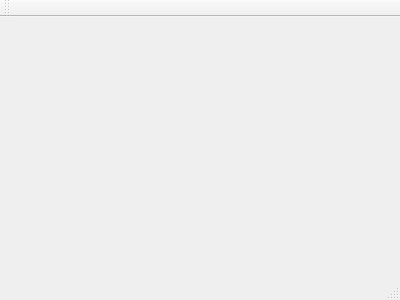
Old version of the form src/RandomSentencesGUI/mainwindow.ui in the repository WordCloudZZ/WordCloudZZ.
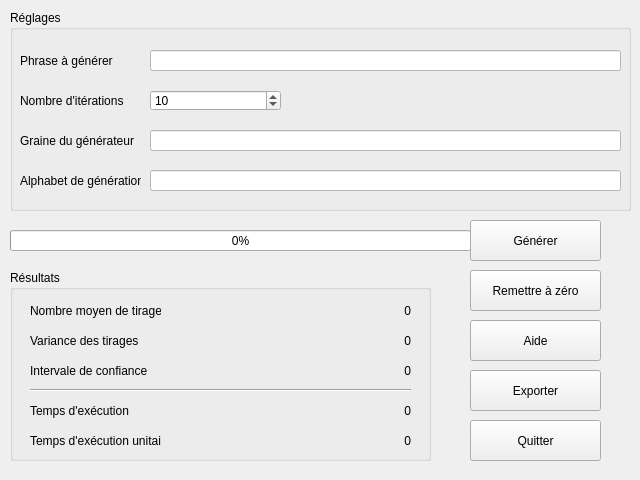
New version of the form.

The edit to the form file:
```diff
--- a/src/RandomSentencesGUI/mainwindow.ui
+++ b/src/RandomSentencesGUI/mainwindow.ui
@@ -1,24 +1,441 @@
 <ui version="4.0">
  <class>MainWindow</class>
- <widget class="QMainWindow" name="MainWindow" >
-  <property name="geometry" >
+ <widget class="QMainWindow" name="MainWindow">
+  <property name="geometry">
    <rect>
     <x>0</x>
     <y>0</y>
-    <width>400</width>
-    <height>300</height>
+    <width>640</width>
+    <height>480</height>
    </rect>
   </property>
-  <property name="windowTitle" >
+  <property name="minimumSize">
+   <size>
+    <width>640</width>
+    <height>480</height>
+   </size>
+  </property>
+  <property name="maximumSize">
+   <size>
+    <width>640</width>
+    <height>480</height>
+   </size>
+  </property>
+  <property name="windowTitle">
    <string>MainWindow</string>
   </property>
-  <widget class="QMenuBar" name="menuBar" />
-  <widget class="QToolBar" name="mainToolBar" />
-  <widget class="QWidget" name="centralWidget" />
-  <widget class="QStatusBar" name="statusBar" />
+  <property name="styleSheet">
+   <string notr="true"/>
+  </property>
+  <property name="animated">
+   <bool>true</bool>
+  </property>
+  <property name="unifiedTitleAndToolBarOnMac">
+   <bool>true</bool>
+  </property>
+  <widget class="QWidget" name="centralWidget">
+   <widget class="QGroupBox" name="groupBox">
+    <property name="geometry">
+     <rect>
+      <x>10</x>
+      <y>10</y>
+      <width>621</width>
+      <height>201</height>
+     </rect>
+    </property>
+    <property name="title">
+     <string>Réglages</string>
+    </property>
+    <widget class="QLineEdit" name="lineEdit">
+     <property name="geometry">
+      <rect>
+       <x>140</x>
+       <y>40</y>
+       <width>471</width>
+       <height>21</height>
+      </rect>
+     </property>
+     <property name="styleSheet">
+      <string notr="true">background: white;
+color: black;</string>
+     </property>
+    </widget>
+    <widget class="QSpinBox" name="spinBox">
+     <property name="geometry">
+      <rect>
+       <x>140</x>
+       <y>80</y>
+       <width>131</width>
+       <height>21</height>
+      </rect>
+     </property>
+     <property name="prefix">
+      <string/>
+     </property>
+     <property name="maximum">
+      <number>9999999</number>
+     </property>
+     <property name="value">
+      <number>10</number>
+     </property>
+     <property name="displayIntegerBase">
+      <number>10</number>
+     </property>
+    </widget>
+    <widget class="QLabel" name="label">
+     <property name="geometry">
+      <rect>
+       <x>10</x>
+       <y>40</y>
+       <width>121</width>
+       <height>21</height>
+      </rect>
+     </property>
+     <property name="text">
+      <string>Phrase à générer</string>
+     </property>
+    </widget>
+    <widget class="QLabel" name="label_2">
+     <property name="geometry">
+      <rect>
+       <x>10</x>
+       <y>80</y>
+       <width>121</width>
+       <height>21</height>
+      </rect>
+     </property>
+     <property name="text">
+      <string>Nombre d'itérations</string>
+     </property>
+    </widget>
+    <widget class="QLabel" name="label_3">
+     <property name="geometry">
+      <rect>
+       <x>10</x>
+       <y>120</y>
+       <width>121</width>
+       <height>21</height>
+      </rect>
+     </property>
+     <property name="text">
+      <string>Graine du générateur</string>
+     </property>
+    </widget>
+    <widget class="QLineEdit" name="lineEdit_2">
+     <property name="geometry">
+      <rect>
+       <x>140</x>
+       <y>120</y>
+       <width>471</width>
+       <height>21</height>
+      </rect>
+     </property>
+     <property name="styleSheet">
+      <string notr="true">background: white;
+color: black;</string>
+     </property>
+    </widget>
+    <widget class="QLineEdit" name="lineEdit_3">
+     <property name="geometry">
+      <rect>
+       <x>140</x>
+       <y>160</y>
+       <width>471</width>
+       <height>21</height>
+      </rect>
+     </property>
+     <property name="styleSheet">
+      <string notr="true">background: white;
+color: black;</string>
+     </property>
+    </widget>
+    <widget class="QLabel" name="label_4">
+     <property name="geometry">
+      <rect>
+       <x>10</x>
+       <y>160</y>
+       <width>121</width>
+       <height>21</height>
+      </rect>
+     </property>
+     <property name="text">
+      <string>Alphabet de génération</string>
+     </property>
+    </widget>
+   </widget>
+   <widget class="QGroupBox" name="groupBox_2">
+    <property name="geometry">
+     <rect>
+      <x>10</x>
+      <y>270</y>
+      <width>421</width>
+      <height>191</height>
+     </rect>
+    </property>
+    <property name="title">
+     <string>Résultats</string>
+    </property>
+    <widget class="QLabel" name="label_5">
+     <property name="geometry">
+      <rect>
+       <x>20</x>
+       <y>30</y>
+       <width>131</width>
+       <height>21</height>
+      </rect>
+     </property>
+     <property name="text">
+      <string>Nombre moyen de tirages</string>
+     </property>
+    </widget>
+    <widget class="QLabel" name="label_6">
+     <property name="geometry">
+      <rect>
+       <x>240</x>
+       <y>160</y>
+       <width>161</width>
+       <height>21</height>
+      </rect>
+     </property>
+     <property name="text">
+      <string>0</string>
+     </property>
+     <property name="alignment">
+      <set>Qt::AlignRight|Qt::AlignTrailing|Qt::AlignVCenter</set>
+     </property>
+    </widget>
+    <widget class="QLabel" name="label_7">
+     <property name="geometry">
+      <rect>
+       <x>20</x>
+       <y>60</y>
+       <width>131</width>
+       <height>21</height>
+      </rect>
+     </property>
+     <property name="text">
+      <string>Variance des tirages</string>
+     </property>
+    </widget>
+    <widget class="QLabel" name="label_8">
+     <property name="geometry">
+      <rect>
+       <x>20</x>
+       <y>90</y>
+       <width>131</width>
+       <height>21</height>
+      </rect>
+     </property>
+     <property name="text">
+      <string>Intervale de confiance</string>
+     </property>
+    </widget>
+    <widget class="QLabel" name="label_9">
+     <property name="geometry">
+      <rect>
+       <x>20</x>
+       <y>160</y>
+       <width>131</width>
+       <height>21</height>
+      </rect>
+     </property>
+     <property name="text">
+      <string>Temps d'exécution unitaire</string>
+     </property>
+    </widget>
+    <widget class="QLabel" name="label_10">
+     <property name="geometry">
+      <rect>
+       <x>20</x>
+       <y>130</y>
+       <width>131</width>
+       <height>21</height>
+      </rect>
+     </property>
+     <property name="text">
+      <string>Temps d'exécution</string>
+     </property>
+    </widget>
+    <widget class="Line" name="line">
+     <property name="geometry">
+      <rect>
+       <x>20</x>
+       <y>110</y>
+       <width>381</width>
+       <height>21</height>
+      </rect>
+     </property>
+     <property name="orientation">
+      <enum>Qt::Horizontal</enum>
+     </property>
+    </widget>
+    <widget class="QLabel" name="label_11">
+     <property name="geometry">
+      <rect>
+       <x>240</x>
+       <y>130</y>
+       <width>161</width>
+       <height>21</height>
+      </rect>
+     </property>
+     <property name="text">
+      <string>0</string>
+     </property>
+     <property name="alignment">
+      <set>Qt::AlignRight|Qt::AlignTrailing|Qt::AlignVCenter</set>
+     </property>
+    </widget>
+    <widget class="QLabel" name="label_12">
+     <property name="geometry">
+      <rect>
+       <x>240</x>
+       <y>90</y>
+       <width>161</width>
+       <height>21</height>
+      </rect>
+     </property>
+     <property name="text">
+      <string>0</string>
+     </property>
+     <property name="alignment">
+      <set>Qt::AlignRight|Qt::AlignTrailing|Qt::AlignVCenter</set>
+     </property>
+    </widget>
+    <widget class="QLabel" name="label_13">
+     <property name="geometry">
+      <rect>
+       <x>240</x>
+       <y>60</y>
+       <width>161</width>
+       <height>21</height>
+      </rect>
+     </property>
+     <property name="text">
+      <string>0</string>
+     </property>
+     <property name="alignment">
+      <set>Qt::AlignRight|Qt::AlignTrailing|Qt::AlignVCenter</set>
+     </property>
+    </widget>
+    <widget class="QLabel" name="label_14">
+     <property name="geometry">
+      <rect>
+       <x>240</x>
+       <y>30</y>
+       <width>161</width>
+       <height>21</height>
+      </rect>
+     </property>
+     <property name="text">
+      <string>0</string>
+     </property>
+     <property name="alignment">
+      <set>Qt::AlignRight|Qt::AlignTrailing|Qt::AlignVCenter</set>
+     </property>
+    </widget>
+   </widget>
+   <widget class="QProgressBar" name="progressBar">
+    <property name="geometry">
+     <rect>
+      <x>10</x>
+      <y>230</y>
+      <width>461</width>
+      <height>21</height>
+     </rect>
+    </property>
+    <property name="value">
+     <number>0</number>
+    </property>
+    <property name="textVisible">
+     <bool>true</bool>
+    </property>
+    <property name="invertedAppearance">
+     <bool>false</bool>
+    </property>
+   </widget>
+   <widget class="QPushButton" name="pushButton">
+    <property name="geometry">
+     <rect>
+      <x>470</x>
+      <y>220</y>
+      <width>131</width>
+      <height>41</height>
+     </rect>
+    </property>
+    <property name="styleSheet">
+     <string notr="true"/>
+    </property>
+    <property name="text">
+     <string>Générer</string>
+    </property>
+   </widget>
+   <widget class="QPushButton" name="pushButton_3">
+    <property name="geometry">
+     <rect>
+      <x>470</x>
+      <y>270</y>
+      <width>131</width>
+      <height>41</height>
+     </rect>
+    </property>
+    <property name="styleSheet">
+     <string notr="true"/>
+    </property>
+    <property name="text">
+     <string>Remettre à zéro</string>
+    </property>
+   </widget>
+   <widget class="QPushButton" name="pushButton_4">
+    <property name="geometry">
+     <rect>
+      <x>470</x>
+      <y>420</y>
+      <width>131</width>
+      <height>41</height>
+     </rect>
+    </property>
+    <property name="styleSheet">
+     <string notr="true"/>
+    </property>
+    <property name="text">
+     <string>Quitter</string>
+    </property>
+   </widget>
+   <widget class="QPushButton" name="pushButton_5">
+    <property name="geometry">
+     <rect>
+      <x>470</x>
+      <y>370</y>
+      <width>131</width>
+      <height>41</height>
+     </rect>
+    </property>
+    <property name="styleSheet">
+     <string notr="true"/>
+    </property>
+    <property name="text">
+     <string>Exporter</string>
+    </property>
+   </widget>
+   <widget class="QPushButton" name="pushButton_6">
+    <property name="geometry">
+     <rect>
+      <x>470</x>
+      <y>320</y>
+      <width>131</width>
+      <height>41</height>
+     </rect>
+    </property>
+    <property name="styleSheet">
+     <string notr="true"/>
+    </property>
+    <property name="text">
+     <string>Aide</string>
+    </property>
+   </widget>
+  </widget>
  </widget>
- <layoutDefault spacing="6" margin="11" />
- <pixmapfunction></pixmapfunction>
+ <layoutdefault spacing="6" margin="11"/>
  <resources/>
  <connections/>
 </ui>
```
Left out of the diff: 1 changed line with no effect on the pictures.
